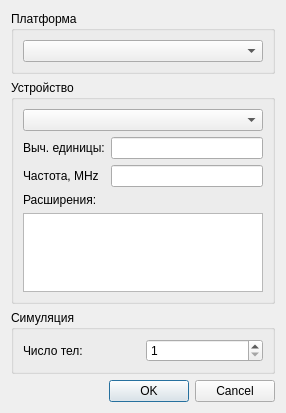
Qt form oclsettingsdialog.ui (catompiler/qgalaxy) before a commit.
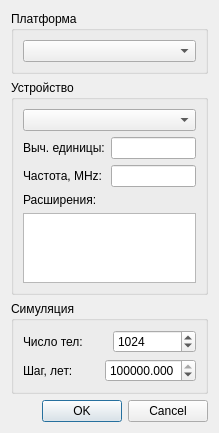
The same form after that commit.

Commit message: Body edit dialog

```diff
--- a/oclsettingsdialog.ui
+++ b/oclsettingsdialog.ui
@@ -6,8 +6,8 @@
    <rect>
     <x>0</x>
     <y>0</y>
-    <width>286</width>
-    <height>413</height>
+    <width>219</width>
+    <height>429</height>
    </rect>
   </property>
   <property name="windowTitle">
@@ -61,7 +61,7 @@
          </sizepolicy>
         </property>
         <property name="text">
-         <string>&lt;html&gt;&lt;head/&gt;&lt;body&gt;&lt;p&gt;Частота, MHz&lt;/p&gt;&lt;/body&gt;&lt;/html&gt;</string>
+         <string>&lt;html&gt;&lt;head/&gt;&lt;body&gt;&lt;p&gt;Частота, MHz:&lt;/p&gt;&lt;/body&gt;&lt;/html&gt;</string>
         </property>
         <property name="scaledContents">
          <bool>false</bool>
@@ -156,6 +156,36 @@
           </property>
           <property name="maximum">
            <number>1000000</number>
+          </property>
+          <property name="value">
+           <number>1024</number>
+          </property>
+         </widget>
+        </item>
+       </layout>
+      </item>
+      <item>
+       <layout class="QHBoxLayout" name="horizontalLayout_2">
+        <item>
+         <widget class="QLabel" name="lblTimeStep">
+          <property name="text">
+           <string>Шаг, лет:</string>
+          </property>
+         </widget>
+        </item>
+        <item>
+         <widget class="QDoubleSpinBox" name="dsbTimeStep">
+          <property name="decimals">
+           <number>3</number>
+          </property>
+          <property name="minimum">
+           <double>0.001000000000000</double>
+          </property>
+          <property name="maximum">
+           <double>1000000000.000000000000000</double>
+          </property>
+          <property name="value">
+           <double>500000.000000000000000</double>
           </property>
          </widget>
         </item>
```
The commit also changes 20 other files.
